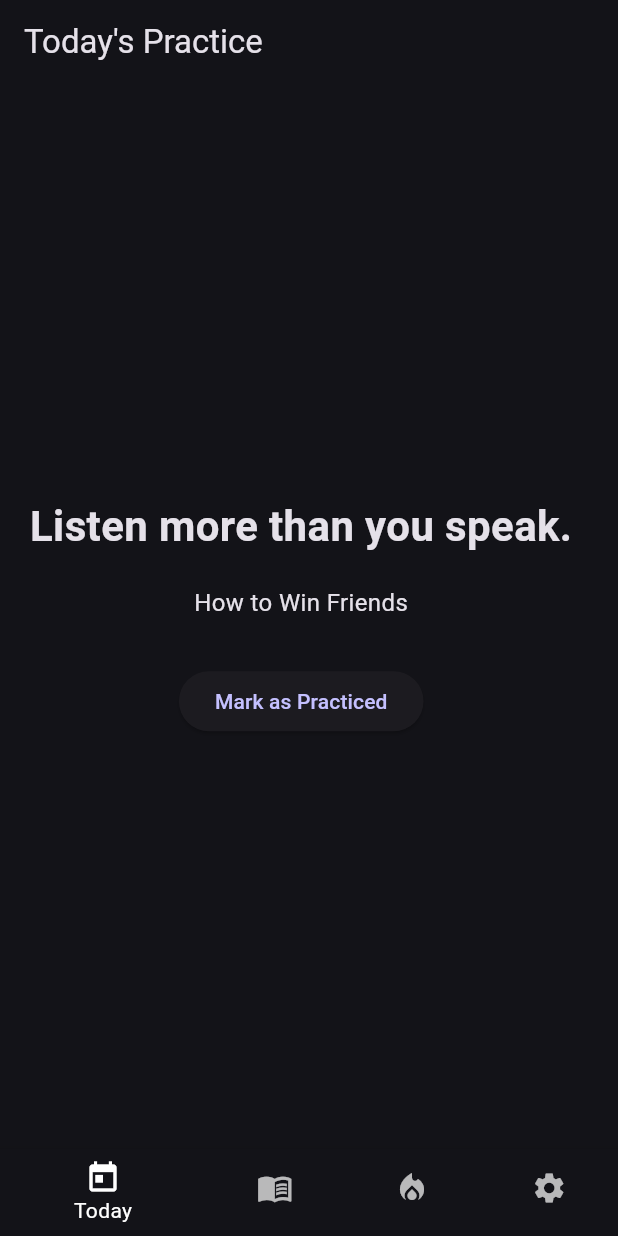
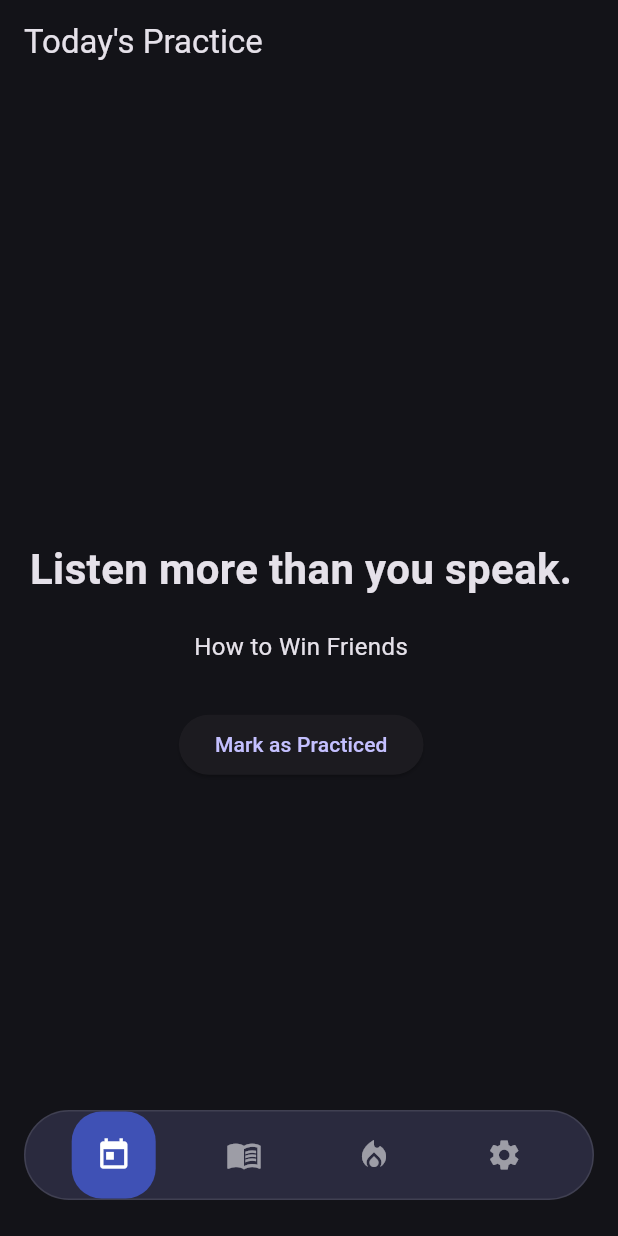
Before and after one commit to hiranosasuke/excerpt-ui, a Flutter app: the screen it shows after launch, after a tap on "Sign in with Google", on a phone screen of 412 x 824 dp. Run offline on Flutter 3.47's test engine with Material 3 defaults, Android fonts, the phone set to English and light mode, and no system bars.

Commit message:
Sign in page broken out

```diff
--- a/lib/main.dart
+++ b/lib/main.dart
@@ -1,6 +1,7 @@
 import 'package:flutter/material.dart';
 import 'dart:math';
 import 'theme.dart';
+import 'screens/sign_in_page.dart';
 
 void main() {
   runApp(const DailyBeliefsApp());
@@ -53,21 +54,72 @@ class _RootScreenState extends State<RootScreen> {
 
     return Scaffold(
       body: screens[index],
-      bottomNavigationBar: BottomNavigationBar(
+      bottomNavigationBar: CustomBottomNavBar(
         currentIndex: index,
         onTap: (i) => setState(() => index = i),
-        backgroundColor: const Color(0xFF3F51B5),
-        selectedItemColor: Colors.white,
-        unselectedItemColor: Colors.white70,
-        items: const [
-          BottomNavigationBarItem(icon: Icon(Icons.today), label: "Today"),
-          BottomNavigationBarItem(
-              icon: Icon(Icons.menu_book), label: "Library"),
-          BottomNavigationBarItem(
-              icon: Icon(Icons.local_fire_department), label: "Streak"),
-          BottomNavigationBarItem(
-              icon: Icon(Icons.settings), label: "Settings"),
+      ),
+      extendBody: true,
+    );
+  }
+}
+
+class CustomBottomNavBar extends StatelessWidget {
+  final int currentIndex;
+  final Function(int) onTap;
+
+  const CustomBottomNavBar({
+    super.key,
+    required this.currentIndex,
+    required this.onTap,
+  });
+
+  @override
+  Widget build(BuildContext context) {
+    final items = [
+      {'icon': Icons.today, 'label': 'Today'},
+      {'icon': Icons.menu_book, 'label': 'Library'},
+      {'icon': Icons.local_fire_department, 'label': 'Streak'},
+      {'icon': Icons.settings, 'label': 'Settings'},
+    ];
+
+    return Padding(
+      padding: const EdgeInsets.only(bottom: 24, left: 16, right: 16),
+      child: Container(
+        height: 60,
+        decoration: BoxDecoration(
+          color: const Color(0xFF2A2A3E),
+          borderRadius: BorderRadius.circular(30),
+          border: Border.all(color: Colors.white10, width: 1),
+        ),
+        child: Row(
+          mainAxisAlignment: MainAxisAlignment.spaceEvenly,
+          children: List.generate(items.length, (i) {
+            final isSelected = i == currentIndex;
+            return GestureDetector(
+              onTap: () => onTap(i),
+              child: AnimatedContainer(
+                duration: const Duration(milliseconds: 300),
+                decoration: BoxDecoration(
+                  color:
+                      isSelected ? const Color(0xFF3F51B5) : Colors.transparent,
+                  borderRadius: BorderRadius.circular(20),
+                ),
+                padding:
+                    const EdgeInsets.symmetric(horizontal: 16, vertical: 6),
+                child: Column(
+                  mainAxisAlignment: MainAxisAlignment.center,
+                  children: [
+                    Icon(
+                      items[i]['icon'] as IconData,
+                      color: isSelected ? Colors.white : Colors.white54,
+                      size: 24,
+                    ),
                   ],
+                ),
+              ),
+            );
+          }),
+        ),
       ),
     );
   }
@@ -107,14 +159,18 @@ class HomeScreen extends StatelessWidget {
 
     return Scaffold(
       appBar: AppBar(title: const Text("Today's Practice")),
-      body: Padding(
+      body: Column(
+        mainAxisAlignment: MainAxisAlignment.center,
+        children: [
+          Padding(
             padding: const EdgeInsets.all(20),
             child: Column(
+              mainAxisSize: MainAxisSize.min,
               mainAxisAlignment: MainAxisAlignment.center,
               children: [
                 Text(prompt["text"]!,
-                style:
-                    const TextStyle(fontSize: 28, fontWeight: FontWeight.bold),
+                    style: const TextStyle(
+                        fontSize: 28, fontWeight: FontWeight.bold),
                     textAlign: TextAlign.center),
                 const SizedBox(height: 20),
                 Text(prompt["book"]!,
@@ -131,6 +187,8 @@ class HomeScreen extends StatelessWidget {
                 )
               ],
             ),
+          ),
+        ],
       ),
     );
   }
@@ -195,11 +253,14 @@ class StreakScreen extends StatelessWidget {
   Widget build(BuildContext context) {
     return Scaffold(
       appBar: AppBar(title: const Text("Streak")),
-      body: const Center(
-        child: Text(
+      body: Center(
+        child: Transform.translate(
+          offset: const Offset(0, -60),
+          child: const Text(
             "🔥 3 Day Streak\n(placeholder logic)",
             textAlign: TextAlign.center,
             style: TextStyle(fontSize: 24),
+          ),
         ),
       ),
     );
@@ -217,7 +278,7 @@ class SettingsScreen extends StatelessWidget {
       appBar: AppBar(title: const Text("Settings")),
       body: SingleChildScrollView(
         child: Padding(
-          padding: const EdgeInsets.all(16),
+          padding: const EdgeInsets.fromLTRB(16, 16, 16, 120),
           child: Column(
             crossAxisAlignment: CrossAxisAlignment.start,
             children: [
@@ -373,80 +434,6 @@ class SettingsScreen extends StatelessWidget {
   }
 }
 
-class SignInPage extends StatelessWidget {
-  final VoidCallback onSignIn;
-
-  const SignInPage({super.key, required this.onSignIn});
-
-  @override
-  Widget build(BuildContext context) {
-    return Scaffold(
-      body: Center(
-        child: Padding(
-          padding: const EdgeInsets.all(20),
-          child: Column(
-            mainAxisAlignment: MainAxisAlignment.center,
-            children: [
-              const Text(
-                "Daily Beliefs",
-                style: TextStyle(fontSize: 32, fontWeight: FontWeight.bold),
-              ),
-              const SizedBox(height: 12),
-              const Text(
-                "Transform your life with daily practices",
-                style: TextStyle(fontSize: 16),
-                textAlign: TextAlign.center,
-              ),
-              const SizedBox(height: 60),
-              // Google Sign In Button
-              SizedBox(
-                width: double.infinity,
-                height: 56,
-                child: ElevatedButton.icon(
-                  onPressed: onSignIn,
-                  icon: const Text("🔍", style: TextStyle(fontSize: 24)),
-                  label: const Text("Sign in with Google"),
-                  style: ElevatedButton.styleFrom(
-                    backgroundColor: Colors.white,
-                    foregroundColor: Colors.black,
-                    shape: RoundedRectangleBorder(
-                      borderRadius: BorderRadius.circular(8),
-                    ),
-                  ),
-                ),
-              ),
-              const SizedBox(height: 16),
-              // Apple Sign In Button
-              SizedBox(
-                width: double.infinity,
-                height: 56,
-                child: ElevatedButton.icon(
-                  onPressed: onSignIn,
-                  icon: const Text("", style: TextStyle(fontSize: 24)),
-                  label: const Text("Sign in with Apple"),
-                  style: ElevatedButton.styleFrom(
-                    backgroundColor: Colors.black,
-                    foregroundColor: Colors.white,
-                    shape: RoundedRectangleBorder(
-                      borderRadius: BorderRadius.circular(8),
-                    ),
-                  ),
-                ),
-              ),
-              const SizedBox(height: 40),
-              const Text(
-                "Your privacy is important to us",
-                style: TextStyle(fontSize: 12, color: Colors.grey),
-                textAlign: TextAlign.center,
-              ),
-            ],
-          ),
-        ),
-      ),
-    );
-  }
-}
-
 class PromptDetailPage extends StatefulWidget {
   final int index;
   final String book;
--- /dev/null
+++ b/lib/screens/sign_in_page.dart
@@ -0,0 +1,75 @@
+import 'package:flutter/material.dart';
+
+class SignInPage extends StatelessWidget {
+  final VoidCallback onSignIn;
+
+  const SignInPage({super.key, required this.onSignIn});
+
+  @override
+  Widget build(BuildContext context) {
+    return Scaffold(
+      body: Center(
+        child: Padding(
+          padding: const EdgeInsets.all(20),
+          child: Column(
+            mainAxisAlignment: MainAxisAlignment.center,
+            children: [
+              const Text(
+                "Daily Beliefs",
+                style: TextStyle(fontSize: 32, fontWeight: FontWeight.bold),
+              ),
+              const SizedBox(height: 12),
+              const Text(
+                "Transform your life with daily practices",
+                style: TextStyle(fontSize: 16),
+                textAlign: TextAlign.center,
+              ),
+              const SizedBox(height: 60),
+              // Google Sign In Button
+              SizedBox(
+                width: double.infinity,
+                height: 56,
+                child: ElevatedButton.icon(
+                  onPressed: onSignIn,
+                  icon: const Text("🔍", style: TextStyle(fontSize: 24)),
+                  label: const Text("Sign in with Google"),
+                  style: ElevatedButton.styleFrom(
+                    backgroundColor: Colors.white,
+                    foregroundColor: Colors.black,
+                    shape: RoundedRectangleBorder(
+                      borderRadius: BorderRadius.circular(8),
+                    ),
+                  ),
+                ),
+              ),
+              const SizedBox(height: 16),
+              // Apple Sign In Button
+              SizedBox(
+                width: double.infinity,
+                height: 56,
+                child: ElevatedButton.icon(
+                  onPressed: onSignIn,
+                  icon: const Text("", style: TextStyle(fontSize: 24)),
+                  label: const Text("Sign in with Apple"),
+                  style: ElevatedButton.styleFrom(
+                    backgroundColor: Colors.black,
+                    foregroundColor: Colors.white,
+                    shape: RoundedRectangleBorder(
+                      borderRadius: BorderRadius.circular(8),
+                    ),
+                  ),
+                ),
+              ),
+              const SizedBox(height: 40),
+              const Text(
+                "Your privacy is important to us",
+                style: TextStyle(fontSize: 12, color: Colors.grey),
+                textAlign: TextAlign.center,
+              ),
+            ],
+          ),
+        ),
+      ),
+    );
+  }
+}
```
Lines whose indentation alone changed are shown as unchanged.
